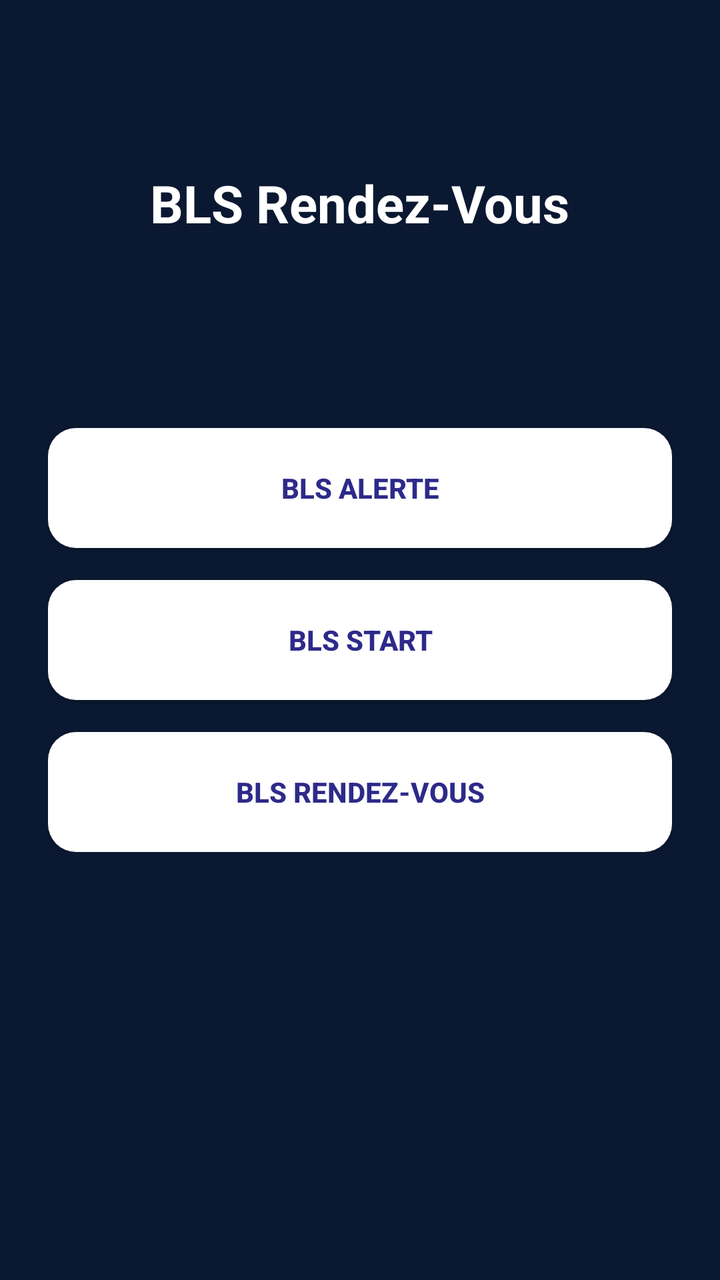
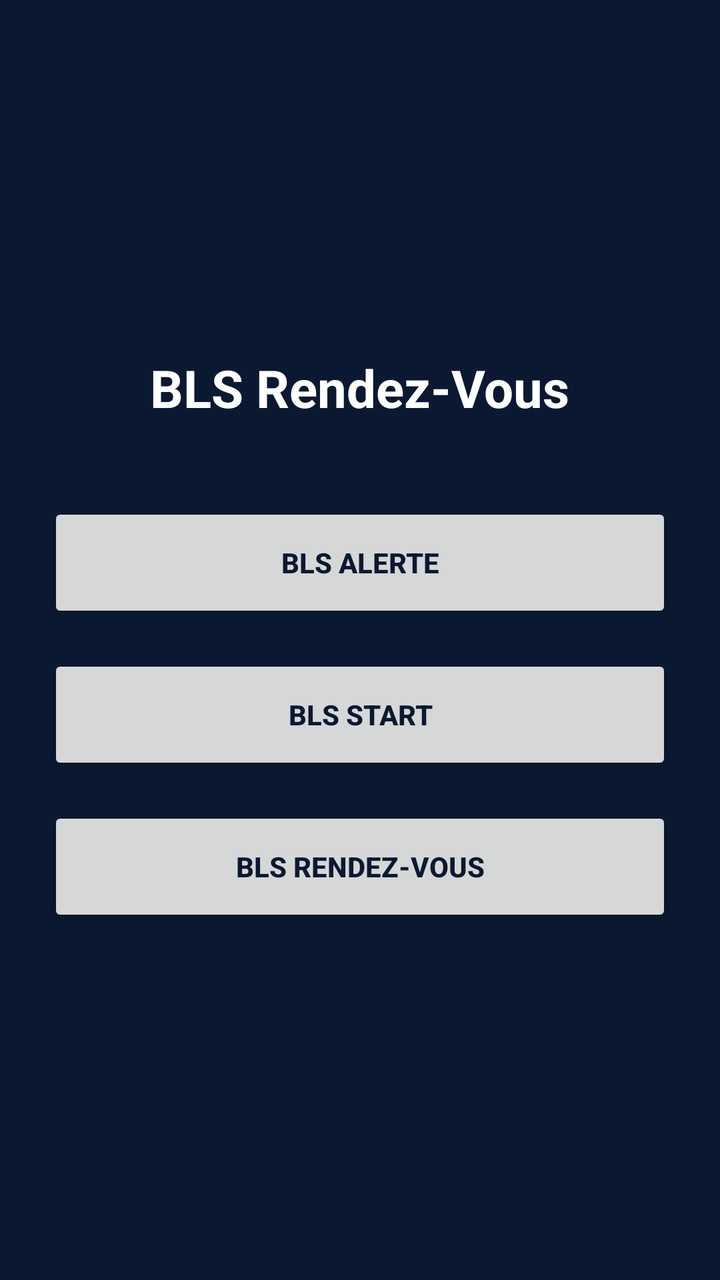

Compare the two renders of this Android layout. The source of the first and the diff that turns it into the second are given below.
<!-- AndroidManifest.xml: application theme android:Theme.Material.Light -->
<!-- res/layout/activity_main.xml -->
<?xml version="1.0" encoding="utf-8"?>
<RelativeLayout xmlns:android="http://schemas.android.com/apk/res/android"
    android:layout_width="match_parent"
    android:layout_height="match_parent"
    android:background="@drawable/bg_night"
    android:padding="24dp">
    <TextView
        android:layout_width="wrap_content"
        android:layout_height="wrap_content"
        android:text="BLS Rendez-Vous"
        android:textSize="26sp"
        android:textStyle="bold"
        android:textColor="#FFFFFF"
        android:layout_centerHorizontal="true"
        android:layout_marginTop="60dp"
        android:id="@+id/title"/>
    <LinearLayout
        android:layout_width="match_parent"
        android:layout_height="wrap_content"
        android:orientation="vertical"
        android:layout_centerInParent="true"
        android:gravity="center">
        <Button
            android:id="@+id/btnAlerte"
            android:layout_width="match_parent"
            android:layout_height="60dp"
            android:layout_marginBottom="16dp"
            android:background="@drawable/bg_button_glass"
            android:text="BLS ALERTE"
            android:textColor="#2D2A8A"
            android:textStyle="bold"/>
        <Button
            android:id="@+id/btnStart"
            android:layout_width="match_parent"
            android:layout_height="60dp"
            android:layout_marginBottom="16dp"
            android:background="@drawable/bg_button_glass"
            android:text="BLS START"
            android:textColor="#2D2A8A"
            android:textStyle="bold"/>
        <Button
            android:id="@+id/btnRdv"
            android:layout_width="match_parent"
            android:layout_height="60dp"
            android:background="@drawable/bg_button_glass"
            android:text="BLS RENDEZ-VOUS"
            android:textColor="#2D2A8A"
            android:textStyle="bold"/>
    </LinearLayout>
</RelativeLayout>
<!-- resources referenced by this layout -->
<resources>
  <!-- drawable bg_button_glass (drawable) -->
  <?xml version="1.0" encoding="utf-8"?>
  <shape xmlns:android="http://schemas.android.com/apk/res/android">
      <solid android:color="#FFFFFF" />
      <corners android:radius="14dp" />
  </shape>
  <!-- drawable bg_night (drawable) -->
  <?xml version="1.0" encoding="utf-8"?>
  <shape xmlns:android="http://schemas.android.com/apk/res/android">
      <solid android:color="#0A1931" />
  </shape>
</resources>

<!-- the commit's change to res/layout/activity_main.xml (unified diff, before → after) -->
@@ -1,9 +1,12 @@
 <?xml version="1.0" encoding="utf-8"?>
-<RelativeLayout xmlns:android="http://schemas.android.com/apk/res/android"
+<LinearLayout xmlns:android="http://schemas.android.com/apk/res/android"
     android:layout_width="match_parent"
     android:layout_height="match_parent"
-    android:background="@drawable/bg_night"
+    android:orientation="vertical"
+    android:background="#0A1931"
+    android:gravity="center"
     android:padding="24dp">
+
     <TextView
         android:layout_width="wrap_content"
         android:layout_height="wrap_content"
@@ -11,40 +14,32 @@
         android:textSize="26sp"
         android:textStyle="bold"
         android:textColor="#FFFFFF"
-        android:layout_centerHorizontal="true"
-        android:layout_marginTop="60dp"
-        android:id="@+id/title"/>
-    <LinearLayout
+        android:layout_marginBottom="40dp"/>
+
+    <Button
+        android:id="@+id/btnAlerte"
         android:layout_width="match_parent"
-        android:layout_height="wrap_content"
-        android:orientation="vertical"
-        android:layout_centerInParent="true"
-        android:gravity="center">
-        <Button
-            android:id="@+id/btnAlerte"
-            android:layout_width="match_parent"
-            android:layout_height="60dp"
-            android:layout_marginBottom="16dp"
-            android:background="@drawable/bg_button_glass"
-            android:text="BLS ALERTE"
-            android:textColor="#2D2A8A"
-            android:textStyle="bold"/>
-        <Button
-            android:id="@+id/btnStart"
-            android:layout_width="match_parent"
-            android:layout_height="60dp"
-            android:layout_marginBottom="16dp"
-            android:background="@drawable/bg_button_glass"
-            android:text="BLS START"
-            android:textColor="#2D2A8A"
-            android:textStyle="bold"/>
-        <Button
-            android:id="@+id/btnRdv"
-            android:layout_width="match_parent"
-            android:layout_height="60dp"
-            android:background="@drawable/bg_button_glass"
-            android:text="BLS RENDEZ-VOUS"
-            android:textColor="#2D2A8A"
-            android:textStyle="bold"/>
-    </LinearLayout>
-</RelativeLayout>
+        android:layout_height="60dp"
+        android:layout_marginBottom="16dp"
+        android:text="BLS ALERTE"
+        android:textColor="#0A1931"
+        android:textStyle="bold"/>
+
+    <Button
+        android:id="@+id/btnStart"
+        android:layout_width="match_parent"
+        android:layout_height="60dp"
+        android:layout_marginBottom="16dp"
+        android:text="BLS START"
+        android:textColor="#0A1931"
+        android:textStyle="bold"/>
+
+    <Button
+        android:id="@+id/btnRdv"
+        android:layout_width="match_parent"
+        android:layout_height="60dp"
+        android:text="BLS RENDEZ-VOUS"
+        android:textColor="#0A1931"
+        android:textStyle="bold"/>
+
+</LinearLayout>
<!-- resource entries referenced after the edit -->
@@ -1,15 +1,5 @@
 <!-- resources referenced by this layout -->
 <resources>
-  <!-- drawable bg_button_glass (drawable) -->
-  <?xml version="1.0" encoding="utf-8"?>
-  <shape xmlns:android="http://schemas.android.com/apk/res/android">
-      <solid android:color="#FFFFFF" />
-      <corners android:radius="14dp" />
-  </shape>
-  <!-- drawable bg_night (drawable) -->
-  <?xml version="1.0" encoding="utf-8"?>
-  <shape xmlns:android="http://schemas.android.com/apk/res/android">
-      <solid android:color="#0A1931" />
-  </shape>
+
 </resources>
 
